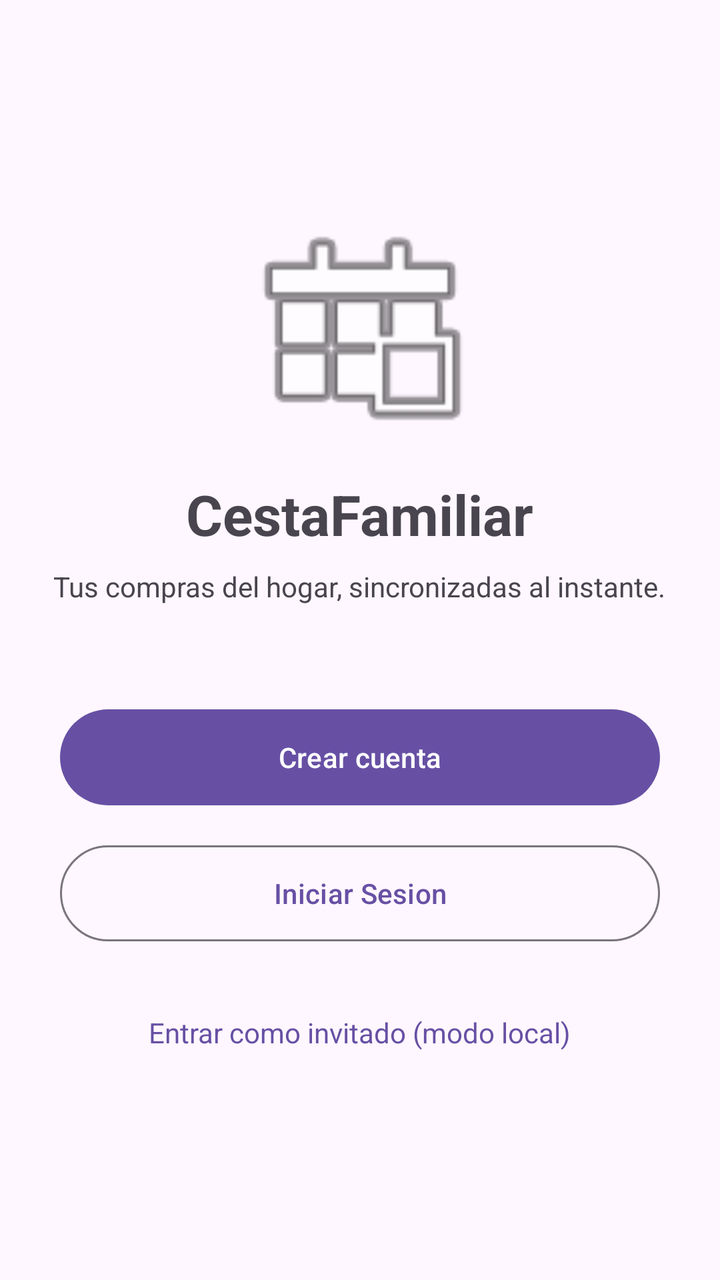
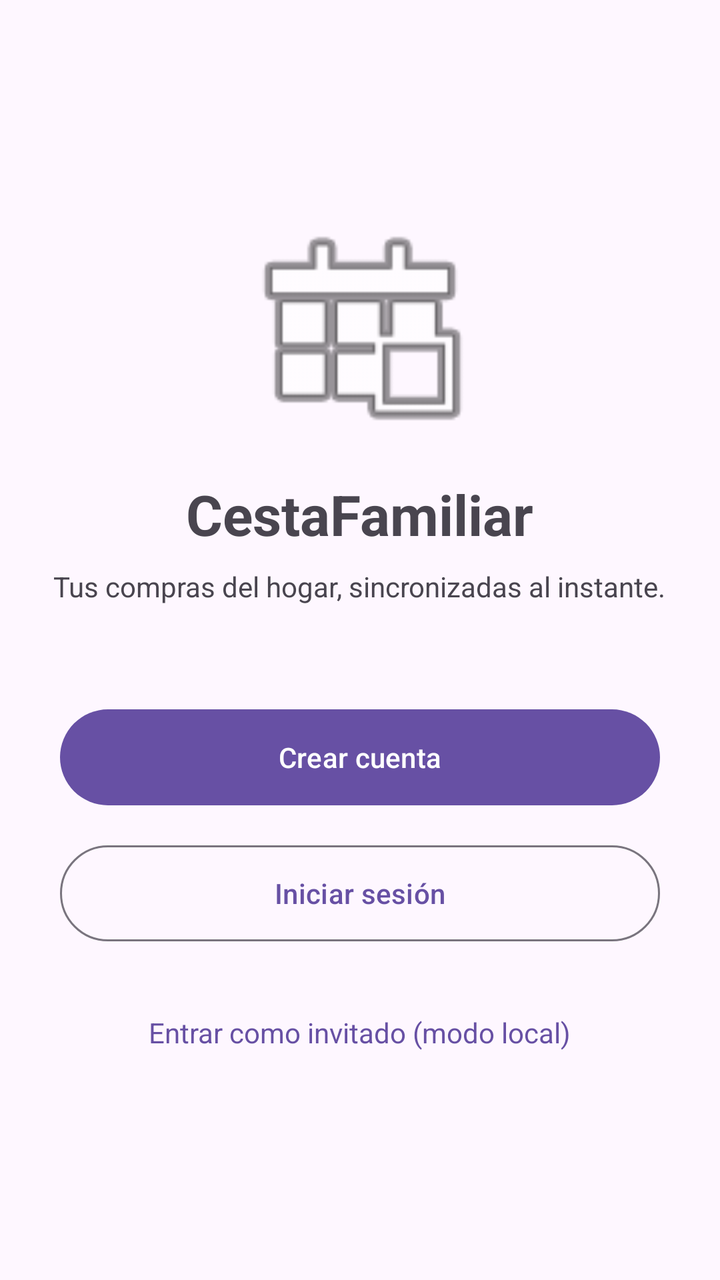

Two renders of the same Android screen: before a commit and after it. Below are the layout's source before the change and the commit's diff.
<!-- AndroidManifest.xml: application theme Theme.CestaFamiliar -->
<!-- res/layout/activity_splash.xml -->
<?xml version="1.0" encoding="utf-8"?>
<LinearLayout xmlns:android="http://schemas.android.com/apk/res/android"
    xmlns:app="http://schemas.android.com/apk/res-auto"
    xmlns:tools="http://schemas.android.com/tools"
    android:id="@+id/splash"
    android:layout_width="match_parent"
    android:layout_height="match_parent"
    android:background="?android:attr/colorBackground"
    android:gravity="center"
    android:orientation="vertical"
    android:padding="24dp">

    <ImageView
        android:id="@+id/ivLogo"
        android:layout_width="120dp"
        android:layout_height="120dp"
        android:contentDescription="Logo CestaFamiliar"
        android:src="@android:drawable/ic_menu_today"
        tools:ignore="ImageContrastCheck" />

    <TextView
        android:layout_width="wrap_content"
        android:layout_height="wrap_content"
        android:layout_marginTop="16dp"
        android:text="CestaFamiliar"
        android:textSize="28sp"
        android:textStyle="bold" />

    <TextView
        android:layout_width="wrap_content"
        android:layout_height="wrap_content"
        android:layout_marginTop="8dp"
        android:layout_marginBottom="48dp"
        android:gravity="center"
        android:text="Tus compras del hogar, sincronizadas al instante."
        android:textColor="?android:attr/textColorSecondary"
        android:textSize="14sp" />

    <Button
        android:id="@+id/btnCrearCuenta"
        android:layout_width="300dp"
        android:layout_height="56dp"
        android:shadowColor="#009688"
        android:text="Crear cuenta"
        android:textColor="#FFFFFF"
        android:textColorHighlight="#009688"
        android:textColorHint="#009688"
        android:textColorLink="#009688"
        app:rippleColor="#009688"
        app:strokeColor="#009688" />

    <com.google.android.material.button.MaterialButton
        android:id="@+id/btnIniciarSesion"
        style="@style/Widget.Material3.Button.OutlinedButton"
        android:layout_width="300dp"
        android:layout_height="56dp"
        android:layout_marginTop="12dp"
        android:text="Iniciar Sesion" />

    <TextView
        android:id="@+id/tvModoInvitado"
        android:layout_width="wrap_content"
        android:layout_height="wrap_content"
        android:layout_marginTop="20dp"
        android:padding="12dp"
        android:text="Entrar como invitado (modo local)"
        android:textColor="?attr/colorPrimary"
        android:textSize="14sp" />
</LinearLayout>
<!-- resources referenced by this layout -->
<resources>
  <style name="Theme.CestaFamiliar" parent="Base.Theme.CestaFamiliar" />
  <style name="Base.Theme.CestaFamiliar" parent="Theme.Material3.DayNight.NoActionBar">
          
          
      </style>
</resources>

<!-- the commit's change to res/layout/activity_splash.xml (unified diff, before → after) -->
@@ -2,7 +2,7 @@
 <LinearLayout xmlns:android="http://schemas.android.com/apk/res/android"
     xmlns:app="http://schemas.android.com/apk/res-auto"
     xmlns:tools="http://schemas.android.com/tools"
-    android:id="@+id/splash"
+    android:id="@+id/layout_splash"
     android:layout_width="match_parent"
     android:layout_height="match_parent"
     android:background="?android:attr/colorBackground"
@@ -11,7 +11,7 @@
     android:padding="24dp">
 
     <ImageView
-        android:id="@+id/ivLogo"
+        android:id="@+id/iv_logo"
         android:layout_width="120dp"
         android:layout_height="120dp"
         android:contentDescription="Logo CestaFamiliar"
@@ -19,6 +19,7 @@
         tools:ignore="ImageContrastCheck" />
 
     <TextView
+        android:id="@+id/tv_titulo_app"
         android:layout_width="wrap_content"
         android:layout_height="wrap_content"
         android:layout_marginTop="16dp"
@@ -27,21 +28,22 @@
         android:textStyle="bold" />
 
     <TextView
+        android:id="@+id/tv_subtitulo_app"
         android:layout_width="wrap_content"
         android:layout_height="wrap_content"
         android:layout_marginTop="8dp"
         android:layout_marginBottom="48dp"
         android:gravity="center"
-        android:text="Tus compras del hogar, sincronizadas al instante."
+        android:text="@string/subtitle_splash"
         android:textColor="?android:attr/textColorSecondary"
         android:textSize="14sp" />
 
     <Button
-        android:id="@+id/btnCrearCuenta"
+        android:id="@+id/btn_crear_cuenta"
         android:layout_width="300dp"
         android:layout_height="56dp"
         android:shadowColor="#009688"
-        android:text="Crear cuenta"
+        android:text="@string/title_crear_cuenta"
         android:textColor="#FFFFFF"
         android:textColorHighlight="#009688"
         android:textColorHint="#009688"
@@ -50,20 +52,20 @@
         app:strokeColor="#009688" />
 
     <com.google.android.material.button.MaterialButton
-        android:id="@+id/btnIniciarSesion"
+        android:id="@+id/btn_iniciar_sesion"
         style="@style/Widget.Material3.Button.OutlinedButton"
         android:layout_width="300dp"
         android:layout_height="56dp"
         android:layout_marginTop="12dp"
-        android:text="Iniciar Sesion" />
+        android:text="@string/title_iniciar_sesion" />
 
     <TextView
-        android:id="@+id/tvModoInvitado"
+        android:id="@+id/tv_modo_invitado"
         android:layout_width="wrap_content"
         android:layout_height="wrap_content"
         android:layout_marginTop="20dp"
         android:padding="12dp"
-        android:text="Entrar como invitado (modo local)"
+        android:text="@string/btn_invitado"
         android:textColor="?attr/colorPrimary"
         android:textSize="14sp" />
 </LinearLayout>
<!-- resource entries referenced after the edit -->
@@ -1,5 +1,9 @@
 <!-- resources referenced by this layout -->
 <resources>
+  <string name="btn_invitado">Entrar como invitado (modo local)</string>
+  <string name="subtitle_splash">Tus compras del hogar, sincronizadas al instante.</string>
+  <string name="title_crear_cuenta">Crear cuenta</string>
+  <string name="title_iniciar_sesion">Iniciar sesión</string>
   <style name="Theme.CestaFamiliar" parent="Base.Theme.CestaFamiliar" />
   <style name="Base.Theme.CestaFamiliar" parent="Theme.Material3.DayNight.NoActionBar">
           
